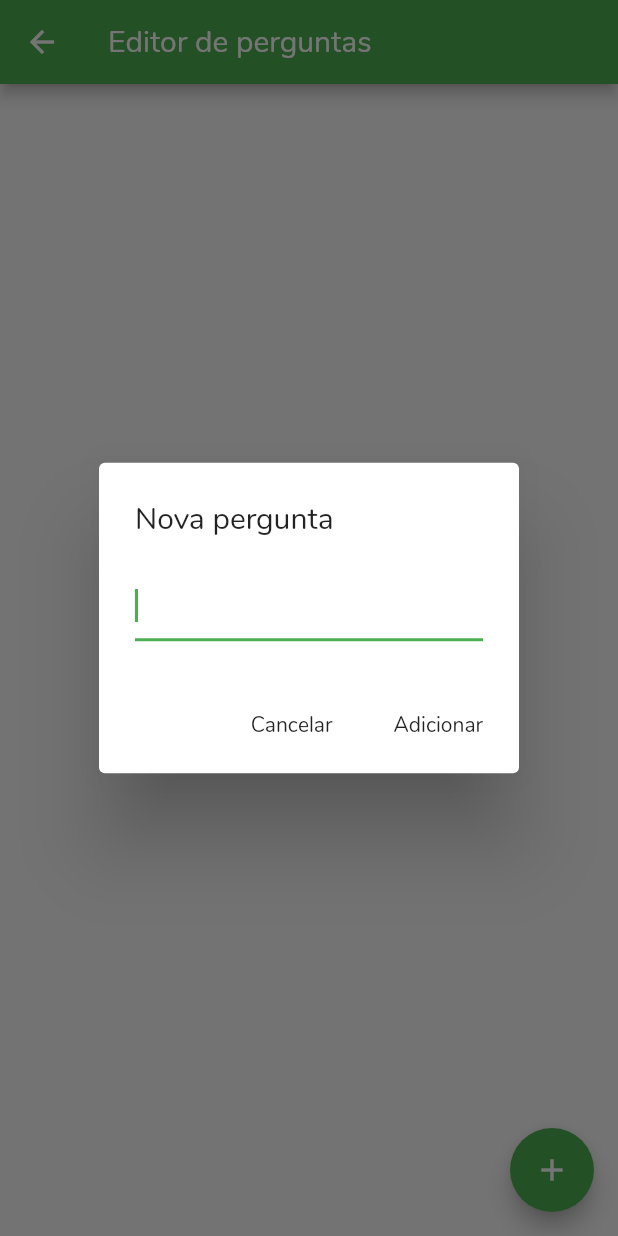
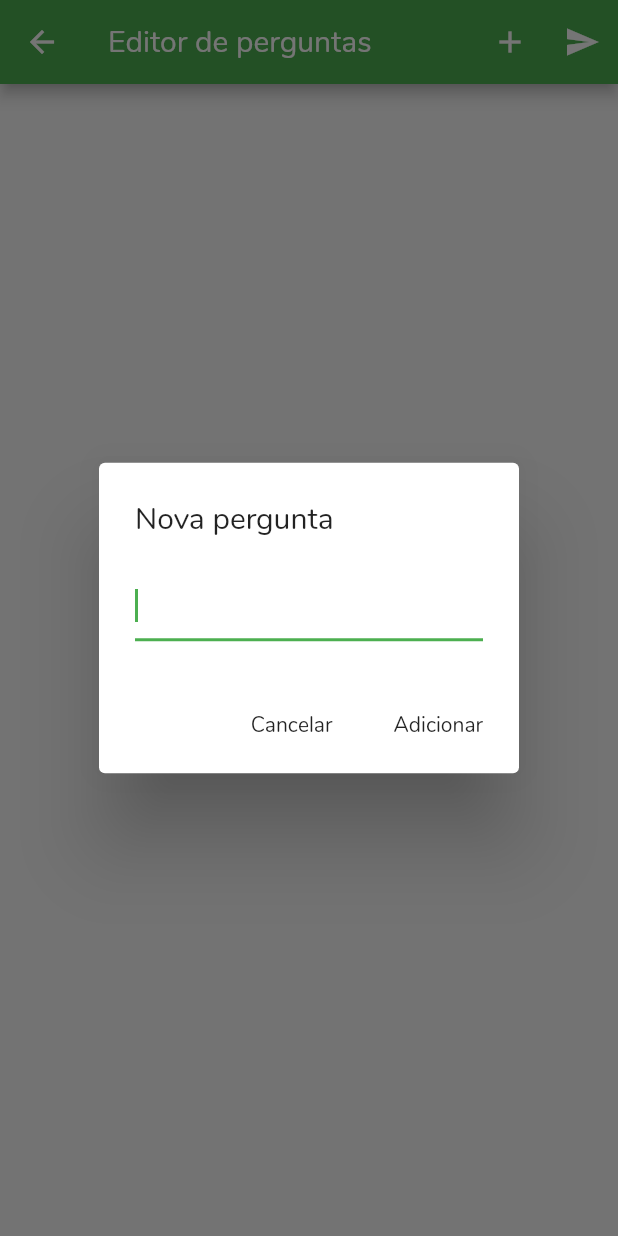
Before and after one commit to Hellyson-Ferreira/app_avaliacao_ifma, a Flutter app: the EditorPerguntas screen opened by its route, after a tap on the "add" icon, on a phone screen of 412 x 824 dp. Run offline on Flutter 3.47's test engine with Material 2 defaults, Android fonts, the phone set to English and light mode, and no system bars; our stand-ins replace flutter_local_notifications, pie_chart, splashscreen, sqflite, webview_flutter; accounts and stored records are empty.

Commit message:
Mudançãs no designer da tela de Editar Perguntas

```diff
--- a/lib/homeAdimin/PageshomeAdim/Editor de perguntas/Editor-de-perguntas.dart
+++ b/lib/homeAdimin/PageshomeAdim/Editor de perguntas/Editor-de-perguntas.dart
@@ -83,8 +83,12 @@ class _EditorPerguntasState extends State<EditorPerguntas> {
   Widget build(BuildContext context) {
     return Scaffold(
       appBar: AppBar(
-        //Tirar Text
-        title: Text('Editor de perguntas')
+        title: Text('Editor de perguntas'),
+        actions: <Widget>[
+          IconButton(icon: Icon(Icons.add), onPressed: () => showAlertDialog(context), tooltip: 'Adicionar',),
+          IconButton(icon: Icon(Icons.send), onPressed: (){},tooltip: 'Enviar para o servidor',),
+
+        ],
       ),
       body: ListView.builder(
         itemCount: data.length,
@@ -121,13 +125,10 @@ class _EditorPerguntasState extends State<EditorPerguntas> {
           );
         },
       ),
-      floatingActionButton: FloatingActionButton(
-        onPressed: () {
-          showAlertDialog(context);
-        },
-        child: Icon(Icons.add),
-        // backgroundColor: Colors.pink,
-      ),
+      // floatingActionButton: FloatingActionButton(
+        // onPressed: () => showAlertDialog(context),
+        // child: Icon(Icons.add),
+      // ),
     );
   }
 }
```
